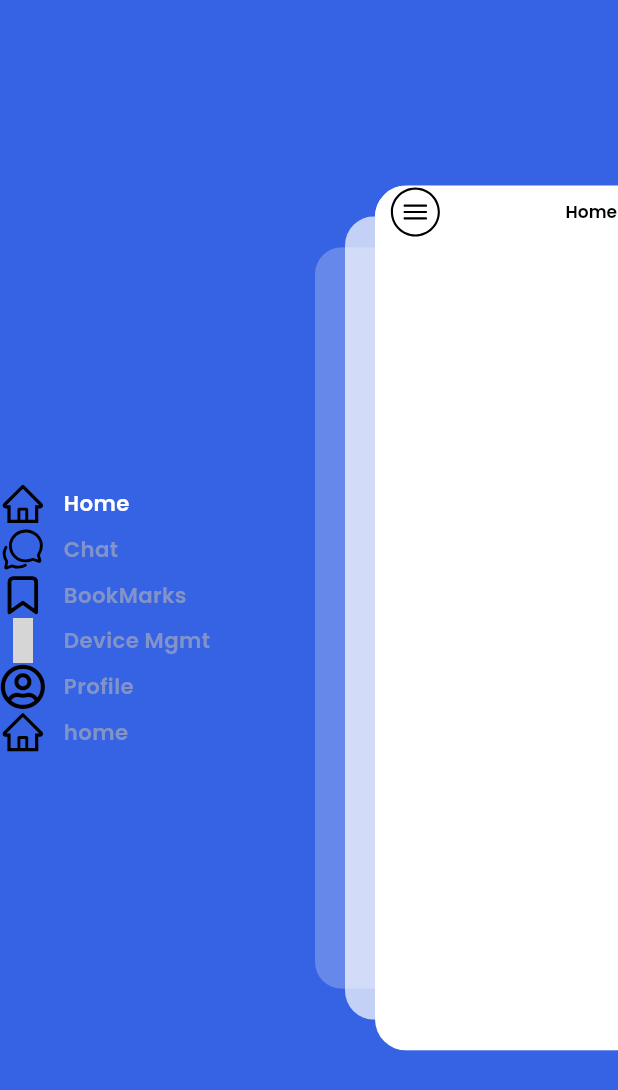
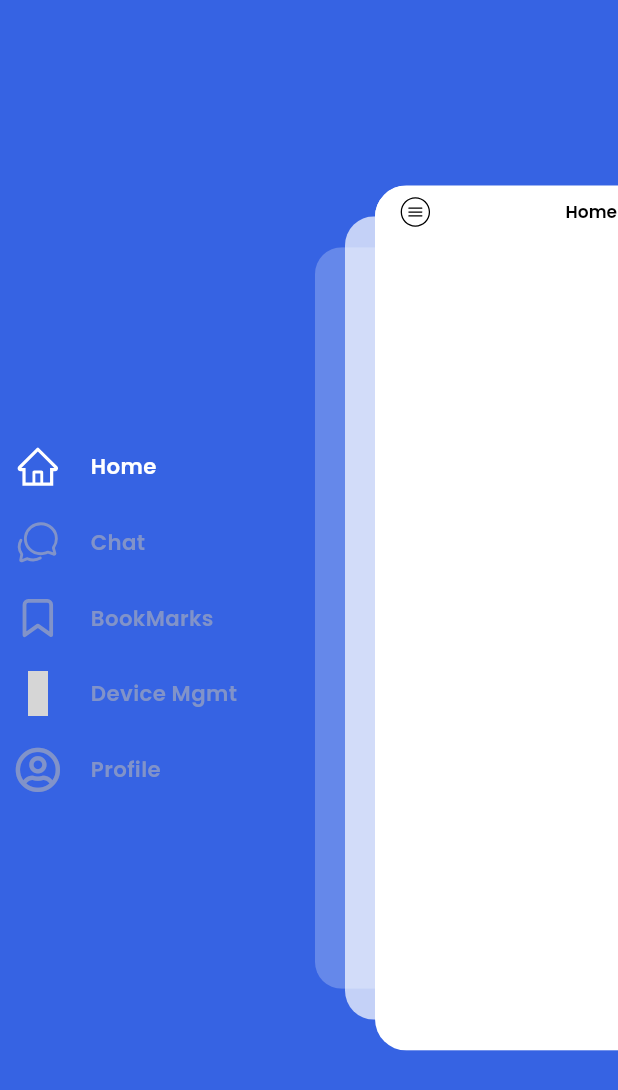
Before and after one commit to muteeabdu11ah/JobApp, a Flutter app: the MainScreen widget shown alone on an empty page, opened directly, after a tap on an icon or button, on a phone screen of 412 x 824 dp. Shown: the top 1090 px of the screen. Run offline on Flutter 3.47's test engine with Material 3 defaults, Android fonts, the phone set to English and light mode, and no system bars; drawn by our look-alikes of flutter_zoom_drawer; our stand-ins replace flutter_animate, flutter_screenutil, flutter_svg, flutter_vector_icons, get, google_fonts and 4 more; accounts and stored records are empty; grey boxes are pictures that could not be loaded.

Commit message:
drawer complte

```diff
--- a/jobhub/lib/controllers/zoom_provider.dart
+++ b/jobhub/lib/controllers/zoom_provider.dart
@@ -21,14 +21,3 @@ class ZoomNotifier extends ChangeNotifier {
     notifyListeners();
   }
 }
-
-
-class MyDrawerController extends ChangeNotifier {
-  final zoomDrawerController = ZoomDrawerController();
-
-  void toggleDrawer() {
-    print("Toggle drawer");
-    zoomDrawerController.toggle?.call();
-    notifyListeners();
-  }
-}
--- a/jobhub/lib/main.dart
+++ b/jobhub/lib/main.dart
@@ -12,7 +12,6 @@ void main() async {
   WidgetsFlutterBinding.ensureInitialized();
 
   runApp(MultiProvider(providers: [
-        ChangeNotifierProvider(create: (context) => MyDrawerController()),
 
     ChangeNotifierProvider(create: (context) => OnBoardNotifier()),
     ChangeNotifierProvider(create: (context) => LoginNotifier()),
--- a/jobhub/lib/views/common/drawer/drawer_item.dart
+++ b/jobhub/lib/views/common/drawer/drawer_item.dart
@@ -8,19 +8,30 @@ class drawerItem extends StatelessWidget {
   final IconData Iconss;
   final String text;
   final Color color;
+  final VoidCallback function;
 
-  const drawerItem({super.key, required this.Iconss, required this.text, required this.color});
+  const drawerItem(
+      {super.key,
+      required this.Iconss,
+      required this.text,
+      required this.color, required this.function});
 
   @override
   Widget build(BuildContext context) {
-    return  GestureDetector(
-      onTap: null,
+    return GestureDetector(
+      onTap: function,
       child: Container(
+        padding: EdgeInsets.all(10),
         child: Row(
           children: [
-            Icon(Iconss,size: 30.h,),
-            const WidthSpacer(widt: 12),
-            ReusableText(text: text, style: appstyle(14, color, FontWeight.w600))
+            Icon(
+              Iconss,
+              size: 30.h,
+              color: color,
+            ),
+            const WidthSpacer(widt: 20),
+            ReusableText(
+                text: text, style: appstyle(14, color, FontWeight.w600))
           ],
         ),
       ),
--- a/jobhub/lib/views/common/drawer/drawer_screen.dart
+++ b/jobhub/lib/views/common/drawer/drawer_screen.dart
@@ -30,42 +30,37 @@ class DrawerScreen extends StatelessWidget {
                 color: zoomnotifier.currentIndex == 0
                     ? Color(kLight.value)
                     : Color(kLightGrey.value),
+                    function: () { zoomnotifier.currentIndex = 0; },
               ),
-              drawerItem(
+              drawerItem( function: () { zoomnotifier.currentIndex = 1; },
                 Iconss: Ionicons.chatbubbles_outline,
                 text: 'Chat',
                 color: zoomnotifier.currentIndex == 1
                     ? Color(kLight.value)
                     : Color(kLightGrey.value),
               ),
-              drawerItem(
+              drawerItem( function: () { zoomnotifier.currentIndex = 2; },
                 Iconss: Feather.bookmark,
                 text: 'BookMarks',
                 color: zoomnotifier.currentIndex == 2
                     ? Color(kLight.value)
                     : Color(kLightGrey.value),
               ),
-              drawerItem(
+              drawerItem( function: () { zoomnotifier.currentIndex = 3; },
                 Iconss: MaterialCommunityIcons.devices,
                 text: 'Device Mgmt',
                 color: zoomnotifier.currentIndex == 3
                     ? Color(kLight.value)
                     : Color(kLightGrey.value),
               ),
-              drawerItem(
+              drawerItem( function: () { zoomnotifier.currentIndex = 4; },
                 Iconss: FontAwesome5Regular.user_circle,
                 text: 'Profile',
                 color: zoomnotifier.currentIndex == 4
                     ? Color(kLight.value)
                     : Color(kLightGrey.value),
               ),
-              drawerItem(
-                Iconss: AntDesign.home,
-                text: 'home',
-                color: zoomnotifier.currentIndex == 5
-                    ? Color(kLight.value)
-                    : Color(kLightGrey.value),
-              ),
+
             ],
           ),
         ),
--- a/jobhub/lib/views/common/drawer/drawer_widget.dart
+++ b/jobhub/lib/views/common/drawer/drawer_widget.dart
@@ -1,7 +1,7 @@
 import 'package:flutter/cupertino.dart';
+import 'package:flutter/material.dart';
 import 'package:flutter_screenutil/flutter_screenutil.dart';
 import 'package:flutter_svg/flutter_svg.dart';
-import 'package:flutter_zoom_drawer/flutter_zoom_drawer.dart';
 import 'package:jobhub/controllers/exports.dart';
 import 'package:provider/provider.dart';
 
@@ -10,15 +10,17 @@ class DrawerWidget extends StatelessWidget {
 
   @override
   Widget build(BuildContext context) {
-    return  GestureDetector(
-          onTap: Provider.of<MyDrawerController>(context, listen: false).toggleDrawer,
-
-          child: SvgPicture.asset(
-            "assets/icons/menu.svg",
-            width: 10.w,
-            height: 30.h,
-          ),
-        );
-      }
-
+    return GestureDetector(
+      onTap: Provider.of<ZoomNotifier>(context, listen: false).toggleDrawer,
+      child: Container(
+        margin: EdgeInsets.only(
+          top: 10.h,
+          bottom: 10.h,
+        ),
+        child: SvgPicture.asset(
+          "assets/icons/menu.svg",
+        ),
+      ),
+    );
   }
+}
--- a/jobhub/lib/views/ui/auth/login.dart
+++ b/jobhub/lib/views/ui/auth/login.dart
@@ -8,11 +8,11 @@ import 'package:jobhub/views/common/custom_textfield.dart';
 import 'package:jobhub/views/common/exports.dart';
 import 'package:jobhub/views/common/height_spacer.dart';
 import 'package:jobhub/views/ui/auth/signup.dart';
-import 'package:jobhub/views/ui/homepage.dart';
 import 'package:provider/provider.dart';
 
 import '../../../controllers/login_provider.dart';
 import '../../common/app_bar.dart';
+import '../mainscreen.dart';
 
 class LoginPage extends StatefulWidget {
   const LoginPage({super.key});
@@ -128,7 +128,7 @@ class _LoginPageState extends State<LoginPage> {
                 ),
                 CustomButton(
                     onTap: () {
-                      Get.to(() => HomePage());
+                      Get.to(() => MainScreen());
                     },
                     text: 'Login')
               ],
--- a/jobhub/lib/views/ui/mainscreen.dart
+++ b/jobhub/lib/views/ui/mainscreen.dart
@@ -9,6 +9,8 @@ import 'package:jobhub/views/ui/device_mgt/devices_info.dart';
 import 'package:jobhub/views/ui/homepage.dart';
 import 'package:provider/provider.dart';
 
+import '../common/vertical_tile.dart';
+
 class MainScreen extends StatefulWidget {
   const MainScreen({super.key});
 
@@ -19,13 +21,13 @@ class MainScreen extends StatefulWidget {
 class _MainScreenState extends State<MainScreen> {
   @override
   Widget build(BuildContext context) {
-    return Consumer<MyDrawerController>(
+    return Consumer<ZoomNotifier>(
         builder: (BuildContext context, zoomNotifier, child) {
       return ZoomDrawer(
         controller: zoomNotifier.zoomDrawerController,
         menuScreen: DrawerScreen(
           currentIndex: (value) {
-           value  = value;
+            value = value;
           },
         ),
         mainScreen: currentscreen(),
```
Also changed, not shown: jobhub/lib/views/common/testt.dart (+82 -81 lines), jobhub/lib/views/ui/chat/chatpage.dart (+14 -1 lines).
